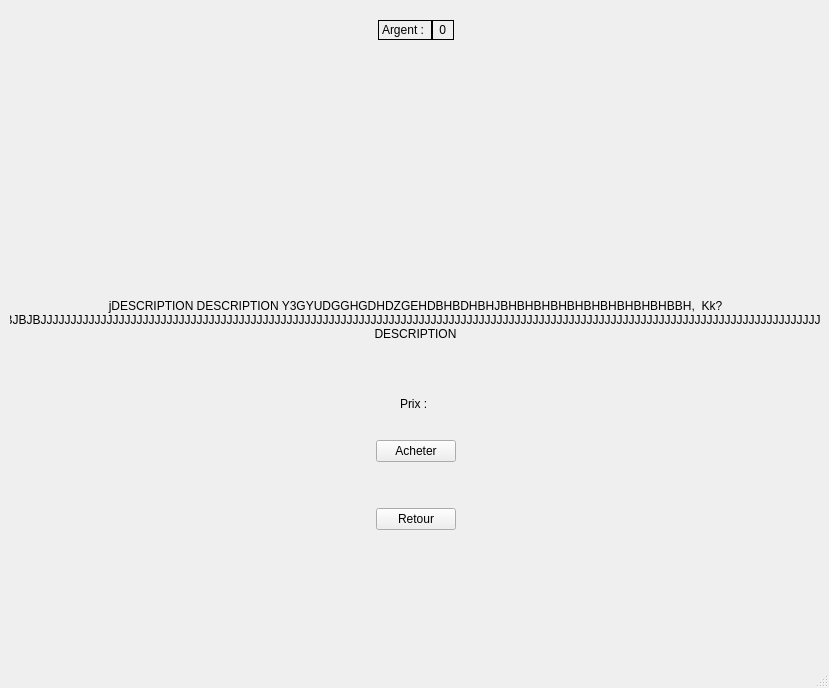
Old version of the form CookieClicker2/item.ui in the repository SimonBach1/QtProject.
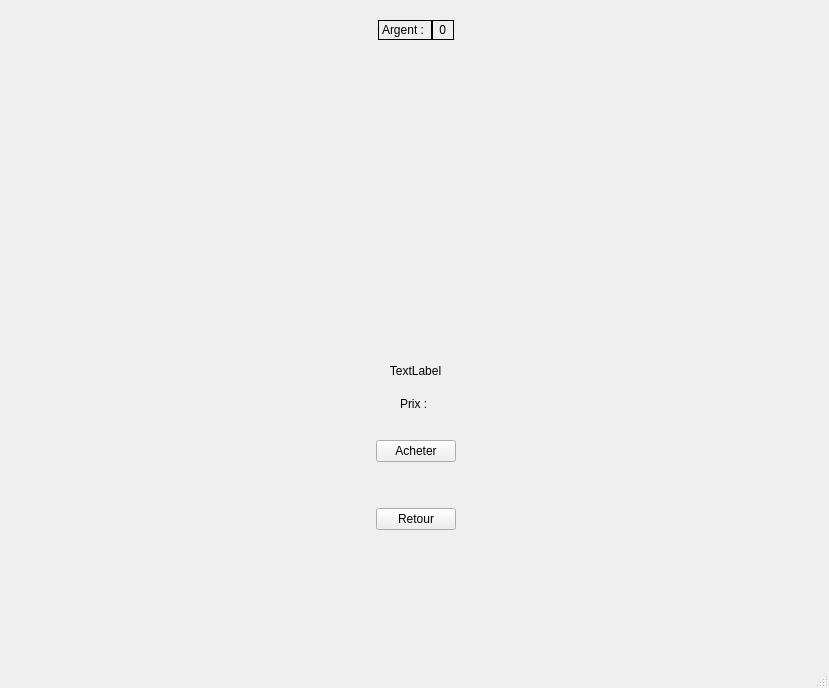
New version of the form.

Patch:
```diff
--- a/CookieClicker2/item.ui
+++ b/CookieClicker2/item.ui
@@ -263,7 +263,7 @@
             <enum>QFrame::NoFrame</enum>
            </property>
            <property name="text">
-            <string>jDESCRIPTION DESCRIPTION Y3GYUDGGHGDHDZGEHDBHBDHBHJBHBHBHBHBHBHBHBHBHBHBBH,  Kk?KKKJBBJBJBBJBJBJJJJJJJJJJJJJJJJJJJJJJJJJJJJJJJJJJJJJJJJJJJJJJJJJJJJJJJJJJJJJJJJJJJJJJJJJJJJJJJJJJJJJJJJJJJJJJJJJJJJJJJJJJJJJJJJJJJJJJJJJJJJJJJJJJBHBHBHBHhb DESCRIPTION</string>
+            <string/>
            </property>
            <property name="textFormat">
             <enum>Qt::AutoText</enum>
@@ -313,6 +313,26 @@
          </property>
         </spacer>
        </item>
+       <item>
+        <layout class="QHBoxLayout" name="horizontalLayout_5">
+         <property name="bottomMargin">
+          <number>10</number>
+         </property>
+         <item>
+          <widget class="QLabel" name="nbItem">
+           <property name="text">
+            <string>TextLabel</string>
+           </property>
+           <property name="alignment">
+            <set>Qt::AlignCenter</set>
+           </property>
+           <property name="textInteractionFlags">
+            <set>Qt::NoTextInteraction</set>
+           </property>
+          </widget>
+         </item>
+        </layout>
+       </item>
        <item>
         <spacer name="verticalSpacer_2">
          <property name="orientation">
```
